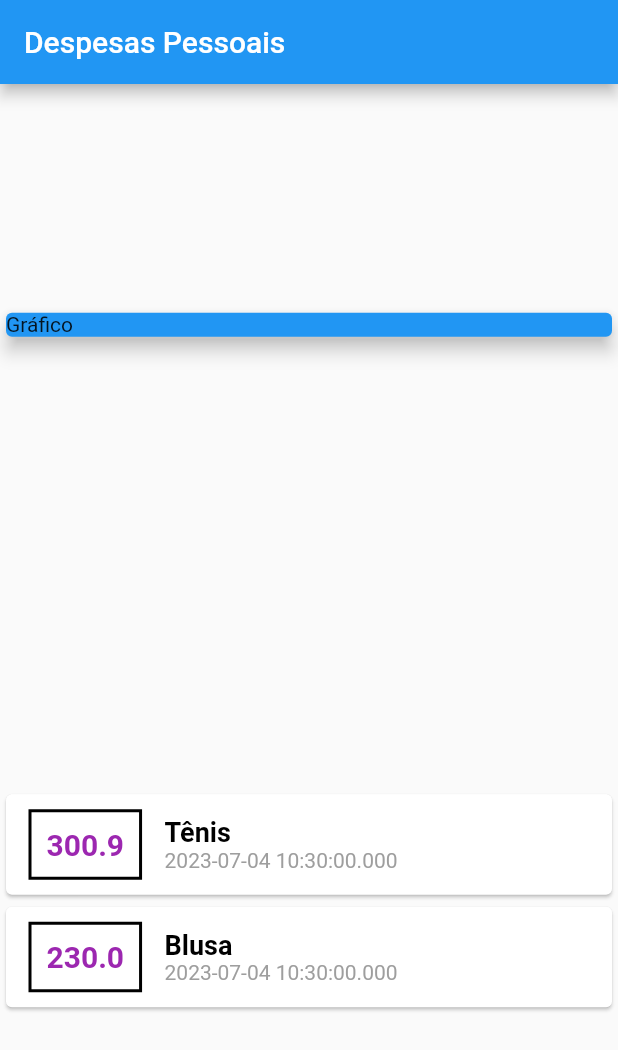
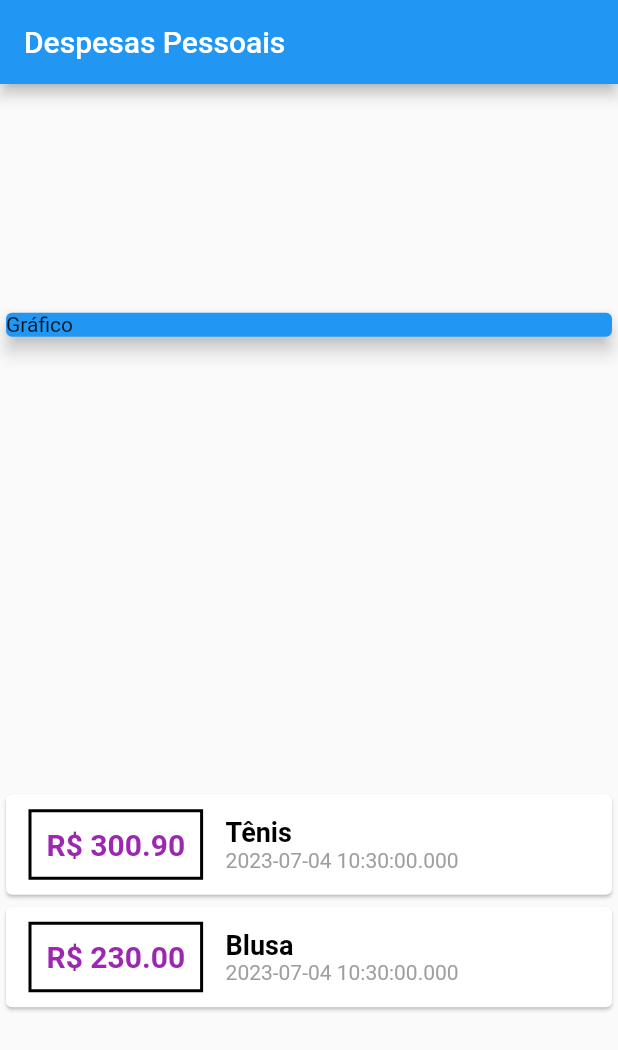
Before and after one commit to guilhermeoliveirac/App_despesas, a Flutter app: the screen it shows after launch, on a phone screen of 412 x 824 dp. Shown: the top 1050 px of the screen. Run offline on Flutter 3.47's test engine with Material 2 defaults, Android fonts, the phone set to English and light mode, and no system bars.

Commit message:
interporlação simbolo $ para ser exibido

```diff
--- a/lib/main.dart
+++ b/lib/main.dart
@@ -34,7 +34,7 @@ class MyHomePage extends StatelessWidget {
           children: [
             Container(
               width: double.infinity,
-              child: Card(
+              child:const Card(
                 color: Colors.blue,
                 child: Text('Gráfico'),
                 elevation: 5,
@@ -46,15 +46,15 @@ class MyHomePage extends StatelessWidget {
                   child: Row(children: [
                     Container(
                       margin:
-                          EdgeInsets.symmetric(horizontal: 15, vertical: 10),
+                          const EdgeInsets.symmetric(horizontal: 15, vertical: 10),
                       decoration: BoxDecoration(
                           border: Border.all(
                         color: Colors.black,
                         width: 2,
                       )),
-                      padding: EdgeInsets.all(10),
+                      padding:const  EdgeInsets.all(10),
                       child: Text(
-                        tr.value.toString(),
+                        'R\$ ${tr.value.toStringAsFixed(2)}',
                         style: const TextStyle(
                           fontWeight: FontWeight.bold,
                           fontSize: 20,
@@ -67,12 +67,12 @@ class MyHomePage extends StatelessWidget {
                       children: [
                         Text(
                           tr.title,
-                          style: TextStyle(
+                          style: const TextStyle(
                               color: Colors.black, fontWeight: FontWeight.bold, fontSize: 18),
                         ),
                         Text(
                           tr.data.toString(),
-                          style: TextStyle(color: Colors.grey),
+                          style: const TextStyle(color: Colors.grey),
                         ),
                       ],
                     )
```
